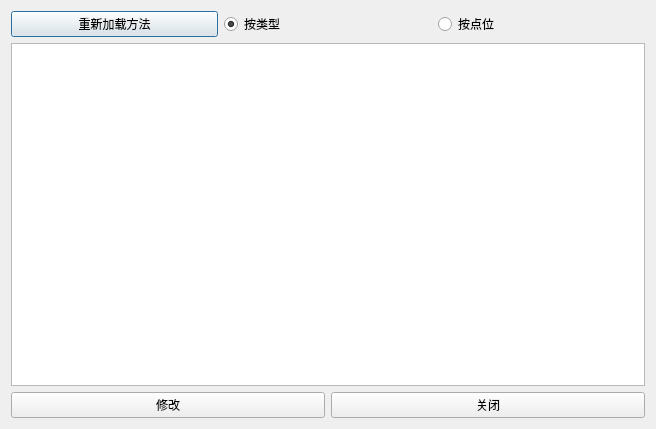
Qt form src/TaskSheetManager/methodselectdlg.ui (hcc01/ELIMS) before a commit.
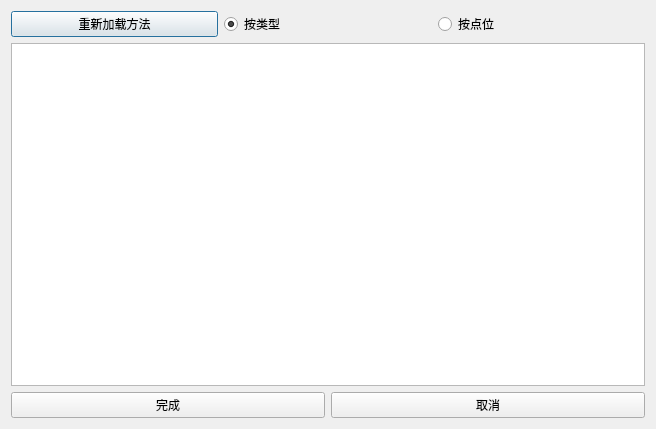
The same form after that commit. Custom widgets are drawn as their Qt base class.

Commit message: 初步完成流程管理

Patch:
```diff
--- a/src/TaskSheetManager/methodselectdlg.ui
+++ b/src/TaskSheetManager/methodselectdlg.ui
@@ -50,14 +50,14 @@
      <item>
       <widget class="QPushButton" name="OkBtn">
        <property name="text">
-        <string>修改</string>
+        <string>完成</string>
        </property>
       </widget>
      </item>
      <item>
       <widget class="QPushButton" name="cancelBtn">
        <property name="text">
-        <string>关闭</string>
+        <string>取消</string>
        </property>
       </widget>
      </item>
```
The commit also changes 25 other files.
